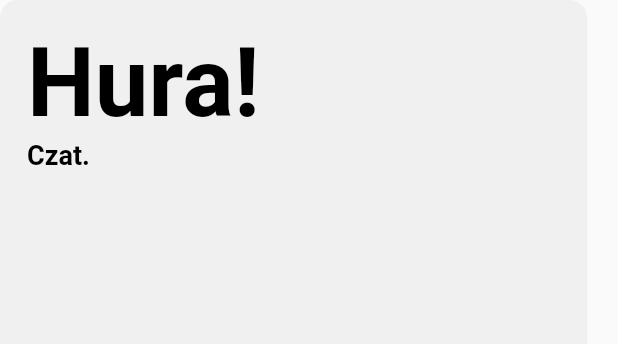
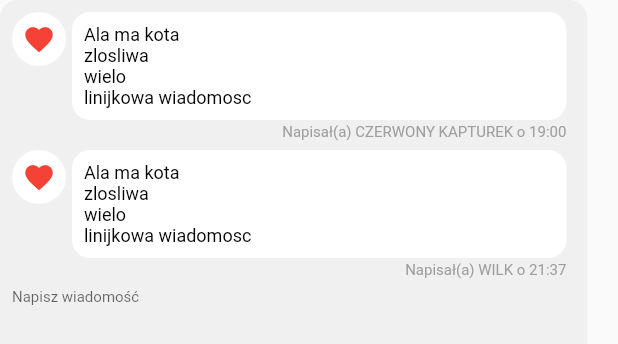
Before and after one commit to agh-educloud/mobile, a Flutter app: the ChatSpace widget shown alone on an empty page, opened directly, on a phone screen of 412 x 824 dp. Shown: the top 344 px of the screen. Run offline on Flutter 3.47's test engine with Material 2 defaults, Android fonts, the phone set to English and light mode, and no system bars; our stand-ins replace random_string; missing offline and left inert: flutter_verification_code_input, gradient_text, grpc, protobuf; Roboto replaces fonts that are missing (Oxygen).

Commit message:
[5] Added chat messages

```diff
--- a/lib/screens/auth/widgets/facebook_button/facebook_button.dart
+++ b/lib/screens/auth/widgets/facebook_button/facebook_button.dart
@@ -1,4 +1,5 @@
 import 'package:flutter/material.dart';
+import 'package:mobile/services/chat/chat.dart';
 import 'package:mobile/widgets/long_button.dart';
 
 class FacebookButton extends StatelessWidget {
@@ -13,7 +14,16 @@ class FacebookButton extends StatelessWidget {
         buttonName: "Zaloguj się Facebookiem",
         onPressed: () {
           debugPrint("Facebook");
-        }
-        );
+
+          Future<void> main() async {
+            try {
+              await Client("USER1").simulateChat();
+            } catch (e) {
+              print('Caught error: $e');
+            }
+          }
+
+          main();
+        });
   }
 }
--- a/lib/screens/auth/widgets/google_button/google_button.dart
+++ b/lib/screens/auth/widgets/google_button/google_button.dart
@@ -1,5 +1,6 @@
 import 'package:flutter/material.dart';
 import 'package:mobile/screens/main/main.dart';
+import 'package:mobile/services/chat/chat.dart';
 import 'package:mobile/widgets/long_button.dart';
 
 class GoogleButton extends StatelessWidget {
@@ -14,10 +15,20 @@ class GoogleButton extends StatelessWidget {
       buttonName: "Zaloguj się kontem Google",
       onPressed: () {
         debugPrint("Google");
+
         Navigator.push(
           context,
           MaterialPageRoute(builder: (context) => Main()),
         );
+        Future<void> main() async {
+          try {
+            await Client("XDD").simulateChat();
+          } catch (e) {
+            print('Caught error: $e');
+          }
+        }
+
+        main();
       },
     );
   }
--- /dev/null
+++ b/lib/screens/main/widgets/chat/message.dart
@@ -0,0 +1,111 @@
+import 'package:flutter/cupertino.dart';
+import 'package:flutter/material.dart';
+import 'package:flutter/widgets.dart';
+
+class IconWindow extends StatelessWidget {
+  final Icon icon;
+
+  IconWindow({this.icon});
+
+  @override
+  Widget build(BuildContext context) {
+    return new Container(
+        height: 36,
+        width: 36,
+        child: icon,
+        decoration: new BoxDecoration(
+            color: Colors.white,
+            borderRadius: BorderRadius.all(Radius.circular(18))));
+  }
+}
+
+class MessageWindow extends StatelessWidget {
+  final String text;
+
+  MessageWindow({this.text});
+
+  @override
+  Widget build(BuildContext context) {
+    return new Container(
+      width: MediaQuery.of(context).size.width * 0.8,
+      color: Colors.transparent,
+      child: new Container(
+        decoration: new BoxDecoration(
+            color: Colors.white,
+            borderRadius: BorderRadius.all(Radius.circular(12))),
+        child: Padding(
+          padding: const EdgeInsets.all(8.0),
+          child: new RichText(
+              textAlign: TextAlign.left,
+              text: new TextSpan(
+                children: <TextSpan>[
+                  new TextSpan(
+                    text: this.text,
+                    style: new TextStyle(
+                        color: Colors.black,
+                        fontFamily: 'Oxygen',
+                        fontSize: 12),
+                  ),
+                ],
+              )),
+        ),
+      ),
+    );
+  }
+}
+
+class MessageWithMetadata extends StatelessWidget {
+  final String text;
+  final String name;
+  final String date;
+
+  MessageWithMetadata({this.name, this.text, this.date});
+
+  @override
+  Widget build(BuildContext context) {
+    return Row(
+      crossAxisAlignment: CrossAxisAlignment.start,
+      children: <Widget>[
+        new IconWindow(
+          icon: new Icon(
+            Icons.favorite,
+            color: Colors.red,
+            size: 22.0,
+          ),
+        ),
+        new Padding(padding: EdgeInsets.all(2.0)),
+        new Column(
+          children: <Widget>[
+            new MessageWindow(
+              text: "Ala ma kota\nzlosliwa\nwielo\nlinijkowa wiadomosc",
+            ),
+            new Padding(padding: EdgeInsets.all(1.0)),
+            Container(
+              width: MediaQuery.of(context).size.width * 0.8,
+              child: new Container(
+                child: new RichText(
+                  textAlign: TextAlign.right,
+                  text: new TextSpan(
+                    children: <TextSpan>[
+                      new TextSpan(
+                        text: "Napisał(a) " +
+                            this.name.toUpperCase() +
+                            " o " +
+                            this.date,
+                        style: new TextStyle(
+                            color: Colors.grey,
+                            fontFamily: 'Oxygen',
+                            fontSize: 10),
+                      ),
+                    ],
+                  ),
+                ),
+              ),
+            ),
+            new Padding(padding: EdgeInsets.all(3.0)),
+          ],
+        ),
+      ],
+    );
+  }
+}
--- a/lib/screens/main/widgets/chat/space.dart
+++ b/lib/screens/main/widgets/chat/space.dart
@@ -1,5 +1,6 @@
 import 'package:flutter/material.dart';
 import 'package:flutter/widgets.dart';
+import 'package:mobile/screens/main/widgets/chat/message.dart';
 
 class ChatSpace extends StatelessWidget {
   @override
@@ -13,29 +14,29 @@ class ChatSpace extends StatelessWidget {
                 color: Color(0xffC4C4C4).withOpacity(0.19),
                 borderRadius: BorderRadius.all(Radius.circular(12))),
             child: Padding(
-              padding: const EdgeInsets.all(18.0),
-              child: new RichText(
-                  textAlign: TextAlign.left,
-                  text: new TextSpan(
-                    children: <TextSpan>[
-                      new TextSpan(
-                        text: 'Hura!\n',
-                        style: new TextStyle(
-                            color: Colors.black,
-                            fontWeight: FontWeight.bold,
-                            fontFamily: 'Oxygen',
-                            fontSize: 64),
-                      ),
-                      new TextSpan(
-                        text: 'Czat.',
-                        style: new TextStyle(
-                            color: Colors.black,
-                            fontWeight: FontWeight.bold,
-                            fontFamily: 'Oxygen',
-                            fontSize: 18),
-                      ),
-                    ],
-                  )),
+              padding: const EdgeInsets.all(8.0),
+              child: new Column(
+                children: <Widget>[
+                  new MessageWithMetadata(
+                      text: "Ala ma kota\nzlosliwa\nwielo\nlinijkowa wiadomosc",
+                      name: "Czerwony Kapturek",
+                      date: "19:00"),
+                  new MessageWithMetadata(
+                      text: "Pozdrawiam cieplutko",
+                      name: "Wilk",
+                      date: "21:37"),
+                  new TextField(
+//                    controller: _textController,
+//                    onSubmitted: _handleSubmitted,
+                  style: new TextStyle(
+                      color: Colors.grey,
+                      fontFamily: 'Oxygen',
+                      fontSize: 10),
+                    decoration: new InputDecoration.collapsed(
+                        hintText: "Napisz wiadomość"),
+                  )
+                ],
+              ),
             )));
   }
 }
--- a/lib/services/chat/chat.dart
+++ b/lib/services/chat/chat.dart
@@ -9,14 +9,16 @@ import 'package:random_string/random_string.dart' as random;
 class Client {
   ClientChannel channel;
   ChatServiceClient stub;
+  String name;
 
-  Client() {
-    channel = new ClientChannel('localhost',
-        port: 8080,
+  Client(String name) {
+    channel = new ClientChannel('0.0.0.0',
+        port: 50052,
         options: const ChannelOptions(
             credentials: const ChannelCredentials.insecure()));
 
     stub = new ChatServiceClient(channel);
+    this.name = name;
   }
 
   Future<void> simulateChat() async {
@@ -26,7 +28,7 @@ class Client {
 
         var sender = new User()
           ..uuid = "asfdsf"
-          ..name = "User2";
+          ..name = this.name;
 
         var message = new Message()
           ..content = random.randomString(10)
@@ -42,7 +44,8 @@ class Client {
 
     final call = stub.exchangeMessages(outgoingChatMessages());
     await for (var chatMessage in call) {
-      debugPrint('${chatMessage.sender.name}: ${chatMessage.message.content}');
+      debugPrint(
+          '${this.name} ${chatMessage.sender.name}: ${chatMessage.message.content}');
     }
   }
 }
```
Also changed, not shown: pubspec.yaml (+7 -5 lines), lib/generated/chat.pb.dart, lib/generated/chat.pbgrpc.dart, lib/generated/chat.pbjson.dart, lib/generated/status.pb.dart (added), lib/generated/status.pbenum.dart (added), lib/generated/status.pbjson.dart (added), lib/generated/user.pb.dart, pubspec.lock, 3 other files.
